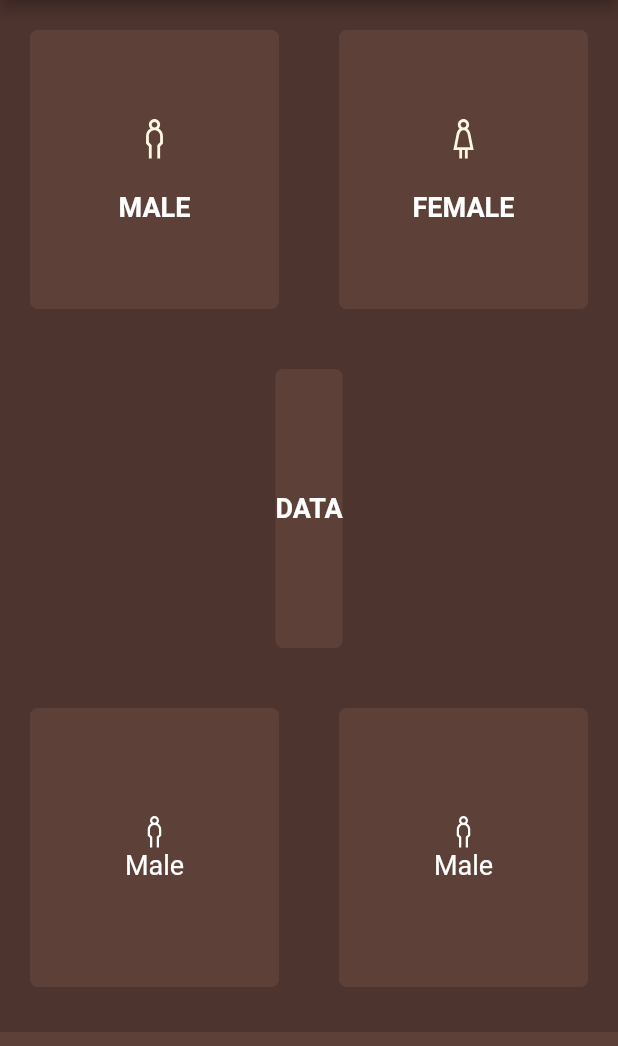
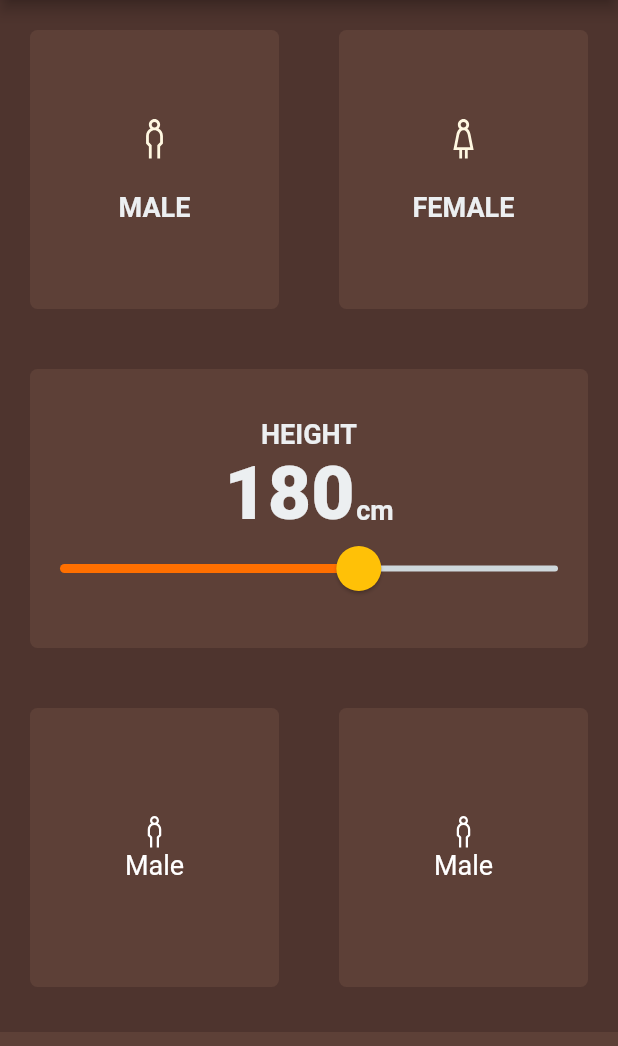
Before and after one commit to cyruskigo30/bmi_calculator, a Flutter app: the screen it shows after launch, on a phone screen of 412 x 824 dp, the part 84-1130 px from its top. Run offline on Flutter 3.47's test engine with Material 2 defaults, Android fonts, the phone set to English and light mode, and no system bars; our stand-ins replace line_icons.

Commit message:
Add slider

```diff
--- a/lib/constants.dart
+++ b/lib/constants.dart
@@ -6,7 +6,13 @@ const kBottomContainerHeight = 80.0;
 Color kCardColor = Colors.brown.shade700;
 Color kActiveCardColor = Colors.brown.shade600;
 Color kInActiveCardColor = Colors.brown.shade700;
-const kLabelTextStyle = TextStyle(
+final kLabelTextStyle = TextStyle(
   fontSize: 18,
   fontWeight: FontWeight.bold,
+  color: Colors.blueGrey.shade50,
 );
+final kNumberStyling = TextStyle(
+  fontWeight: FontWeight.w900,
+  fontSize: 50,
+  color: Colors.blueGrey[50],
+);
--- a/lib/input_page.dart
+++ b/lib/input_page.dart
@@ -1,6 +1,6 @@
 import 'package:flutter/material.dart';
 import 'package:line_icons/line_icons.dart';
-import 'package:font_awesome_flutter/font_awesome_flutter.dart';
+// import 'package:font_awesome_flutter/font_awesome_flutter.dart';
 import 'package:bmi/icon_text_widget.dart';
 import 'package:bmi/reusable_card_widget.dart';
 import 'constants.dart';
@@ -11,6 +11,7 @@ enum GenderType {
   idle,
 }
 GenderType selectedGender = GenderType.idle;
+int height = 180;
 
 class InputPage extends StatefulWidget {
   const InputPage({Key? key}) : super(key: key);
@@ -81,11 +82,52 @@ class _InputPageState extends State<InputPage> {
               colors: kCardColor,
               cardChild: Column(
                 mainAxisAlignment: MainAxisAlignment.center,
-                children: const [
+                children: [
                   Text(
-                    'DATA',
+                    'HEIGHT',
                     style: kLabelTextStyle,
                   ),
+                  Row(
+                    mainAxisAlignment: MainAxisAlignment.center,
+                    crossAxisAlignment: CrossAxisAlignment.baseline,
+                    textBaseline: TextBaseline.alphabetic,
+                    children: [
+                      Text(
+                        height.toString(),
+                        style: kNumberStyling,
+                      ),
+                      const SizedBox(
+                        width: 1,
+                      ),
+                      Text('cm', style: kLabelTextStyle),
+                    ],
+                  ),
+                  SliderTheme(
+                    data: SliderTheme.of(context).copyWith(
+                      thumbShape:
+                          const RoundSliderThumbShape(enabledThumbRadius: 15),
+                      overlayShape:
+                          const RoundSliderOverlayShape(overlayRadius: 20),
+                      thumbColor: Colors.amber,
+                      activeTrackColor: Colors.amber.shade900,
+                      inactiveTrackColor: Colors.blueGrey[100],
+                      overlayColor: Colors.amber.withOpacity(.20),
+                    ),
+                    child: Slider(
+                      value: height.toDouble(),
+                      min: 120,
+                      max: 220,
+
+                      // activeColor: Colors.white,
+                      // inactiveColor: Colors.blueGrey.shade100,
+                      // value passed by slider
+                      onChanged: (double newValue) {
+                        setState(() {
+                          height = newValue.round();
+                        });
+                      },
+                    ),
+                  )
                 ],
               ),
             ),
--- a/lib/reusable_card_widget.dart
+++ b/lib/reusable_card_widget.dart
@@ -2,12 +2,12 @@ import 'package:flutter/material.dart';
 
 class ReusableCard extends StatelessWidget {
   // create a constructor
-  const ReusableCard(
+ ReusableCard(
       {required this.colors, required this.cardChild, required this.onPress});
   // class property color
   final Color colors;
   final Widget cardChild;
-  final onPress;
+  final  onPress;
   @override
   Widget build(BuildContext context) {
     return GestureDetector(
@@ -22,4 +22,5 @@ class ReusableCard extends StatelessWidget {
       ),
     );
   }
+
 }
```
Also changed, not shown: pubspec.yaml (+2 -41 lines).
